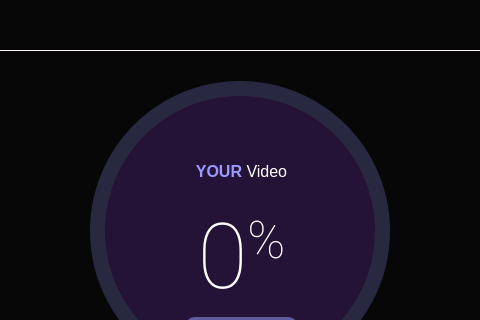
Old version of the form src/main/python/progressUploading.ui in the repository Ahmed-Dakrory/ProctoringApp; both pictures show x 361 to 841 and y 0 to 320 of the 1047 by 537 pixel window.
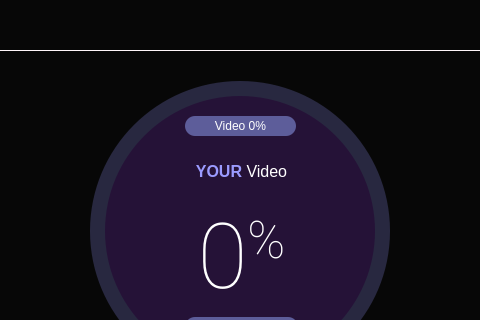
New version of the form. Icons and pictures are not drawn.

```diff
--- a/src/main/python/progressUploading.ui
+++ b/src/main/python/progressUploading.ui
@@ -251,6 +251,52 @@
          </item>
         </layout>
        </widget>
+       <widget class="QLabel" name="labelUploading">
+        <property name="geometry">
+         <rect>
+          <x>40</x>
+          <y>20</y>
+          <width>191</width>
+          <height>20</height>
+         </rect>
+        </property>
+        <property name="minimumSize">
+         <size>
+          <width>0</width>
+          <height>20</height>
+         </size>
+        </property>
+        <property name="maximumSize">
+         <size>
+          <width>16777215</width>
+          <height>20</height>
+         </size>
+        </property>
+        <property name="font">
+         <font>
+          <family>Segoe UI</family>
+          <pointsize>9</pointsize>
+         </font>
+        </property>
+        <property name="styleSheet">
+         <string notr="true">QLabel{
+	border-radius: 10px;	
+	background-color: rgb(93, 93, 154);
+	color: #FFFFFF;
+	margin-left: 40px;
+	margin-right: 40px;
+}</string>
+        </property>
+        <property name="frameShape">
+         <enum>QFrame::NoFrame</enum>
+        </property>
+        <property name="text">
+         <string>Video 0%</string>
+        </property>
+        <property name="alignment">
+         <set>Qt::AlignCenter</set>
+        </property>
+       </widget>
       </widget>
       <zorder>circularBg</zorder>
       <zorder>circularProgress</zorder>
```
